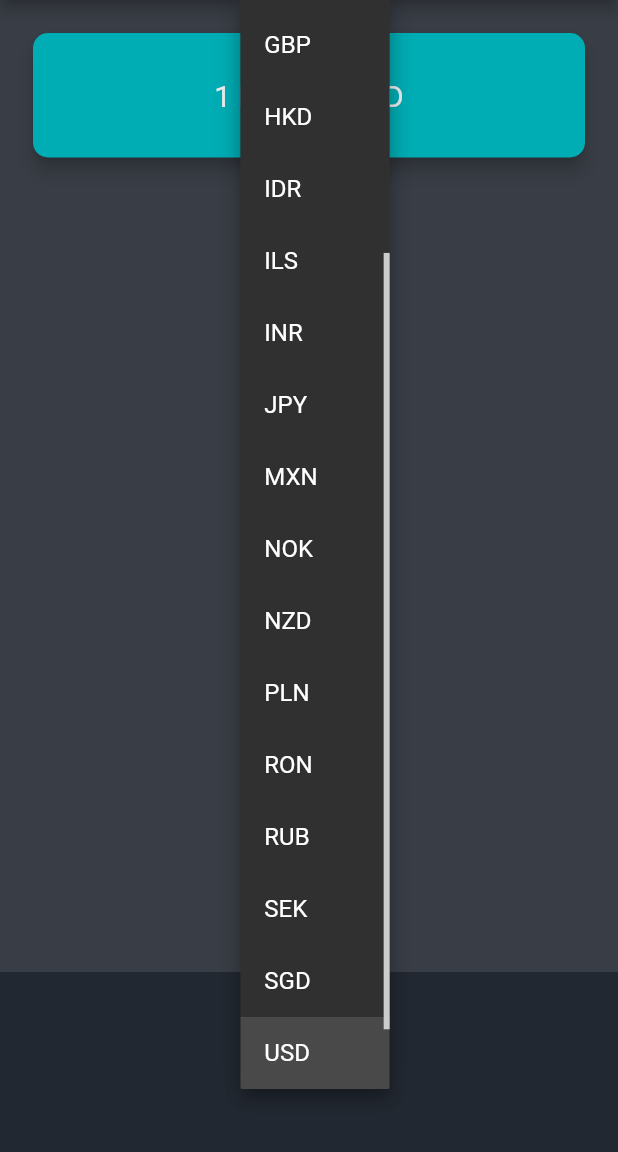
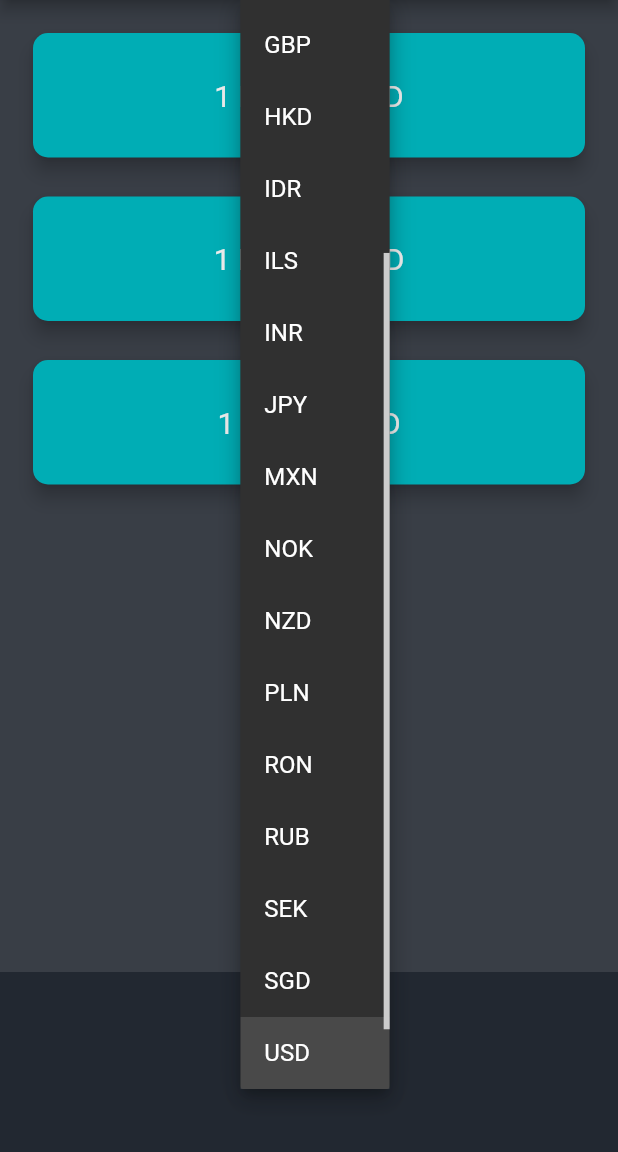
Before and after one commit to blugo1/bitboi, a Flutter app: the screen it shows after launch, after a tap on "USD", on a phone screen of 412 x 824 dp, the part 84-1236 px from its top. Run offline on Flutter 3.47's test engine with Material 2 defaults, Android fonts, the phone set to English and light mode, and no system bars; network calls fail.

Commit message:
Base application complete

```diff
--- /dev/null
+++ b/bitboi/lib/models/coincard.dart
@@ -0,0 +1,40 @@
+import 'package:flutter/material.dart';
+import 'package:bitboi/util/constants.dart';
+
+class CoinCard extends StatelessWidget {
+  const CoinCard({
+    this.value,
+    this.currencySelected,
+    this.currencyType,
+  });
+
+  final String value;
+  final String currencySelected;
+  final String currencyType;
+
+  @override
+  Widget build(BuildContext context){
+    return Padding(
+            padding: EdgeInsets.fromLTRB(18.0, 18.0, 18.0, 0),
+            child: Card(
+              color: Color(0xFF00adb5),
+              elevation: 5.0,
+              shape: RoundedRectangleBorder(
+                borderRadius: BorderRadius.circular(10.0),
+              ),
+              child: Padding(
+                padding: EdgeInsets.symmetric(
+                    vertical: 30.0, horizontal: 28.0), //Card size
+                child: Text(
+                  '1 $currencyType = $value $currencySelected',
+                  textAlign: TextAlign.center,
+                  style: TextStyle(
+                    fontSize: 20.0,
+                    color: offWhite,
+                  ),
+                ),
+              ),
+            ),
+          );
+  }
+}
--- a/bitboi/lib/models/coindata.dart
+++ b/bitboi/lib/models/coindata.dart
@@ -1,38 +1,6 @@
 import 'package:http/http.dart' as http;
 import 'dart:convert';
-
-const List<String> currenciesList = [
-  'AUD',
-  'BRL',
-  'CAD',
-  'CNY',
-  'EUR',
-  'GBP',
-  'HKD',
-  'IDR',
-  'ILS',
-  'INR',
-  'JPY',
-  'MXN',
-  'NOK',
-  'NZD',
-  'PLN',
-  'RON',
-  'RUB',
-  'SEK',
-  'SGD',
-  'USD',
-  'ZAR'
-];
-
-const List<String> coinList = [
-  'BTC',
-  'ETH',
-  'LTC',
-];
-
-const apiURL = 'something.com';
-const apiKEY = 'myKEY';
+import 'package:bitboi/util/constants.dart';
 
 class CoinData {
   Future getCoinData(String userCurrency) async {
@@ -48,7 +16,7 @@ class CoinData {
         //All good, get the price for each coin
         var returnData = jsonDecode(response.body);
         double price = returnData['rate'];
-        coinPrices[coinName] = price.toStringAsFixed(0);
+        coinPrices[coinName] = price.toStringAsFixed(2);
       } else {
         //Fail
         print(response.statusCode);
--- a/bitboi/lib/pages/pricepage.dart
+++ b/bitboi/lib/pages/pricepage.dart
@@ -2,6 +2,7 @@ import 'package:bitboi/util/constants.dart';
 import 'package:flutter/material.dart';
 import 'package:flutter/cupertino.dart';
 import 'package:bitboi/models/coindata.dart';
+import 'package:bitboi/models/coincard.dart';
 import 'dart:io' show Platform;
 
 class PricePage extends StatefulWidget {
@@ -60,6 +61,20 @@ class _PricePageState extends State<PricePage> {
         children: textItems);
   }
 
+  Column cardBuilder(){
+    List<CoinCard> coinCards = [];
+    for(String coinName in coinList){
+      coinCards.add(
+        CoinCard(
+          currencyType: coinName,
+          currencySelected: selectedCurrency,
+          value: isWaiting ? '?' : coinPrices[coinName], //Display price and ? while loading
+        ),
+      );
+    }
+    return Column(crossAxisAlignment: CrossAxisAlignment.stretch, children: coinCards,);
+  }
+
   //Check the platform and return the correct selector UI
   getPicker() {
     if (Platform.isIOS) {
@@ -91,10 +106,6 @@ class _PricePageState extends State<PricePage> {
     getData();
   }
 
-  //TODO: MAKE THE CARDS FOR THE UI
-
-
-
   @override
   Widget build(BuildContext context) {
     return Scaffold(
@@ -105,28 +116,7 @@ class _PricePageState extends State<PricePage> {
         mainAxisAlignment: MainAxisAlignment.spaceBetween,
         crossAxisAlignment: CrossAxisAlignment.stretch,
         children: <Widget>[
-          Padding(
-            padding: EdgeInsets.fromLTRB(18.0, 18.0, 18.0, 0),
-            child: Card(
-              color: Color(0xFF00adb5),
-              elevation: 5.0,
-              shape: RoundedRectangleBorder(
-                borderRadius: BorderRadius.circular(10.0),
-              ),
-              child: Padding(
-                padding: EdgeInsets.symmetric(
-                    vertical: 30.0, horizontal: 28.0), //Card size
-                child: Text(
-                  '1 BTC = ? USD', //Placeholder
-                  textAlign: TextAlign.center,
-                  style: TextStyle(
-                    fontSize: 20.0,
-                    color: offWhite,
-                  ),
-                ),
-              ),
-            ),
-          ),
+          cardBuilder(),
           Container(
             height: 120.0,
             alignment: Alignment.center,
--- a/bitboi/lib/util/constants.dart
+++ b/bitboi/lib/util/constants.dart
@@ -1,7 +1,40 @@
 import 'package:flutter/material.dart';
 
-//Four main colors
+//Four main app colors
 const Color darkGrey = Color(0xFF222831);
 const Color lightGrey = Color(0xFF393e46);
 const Color lightBlue = Color(0xFF00adb5);
 const Color offWhite = Color(0xFFeeeeee);
+
+const List<String> currenciesList = [
+  'AUD',
+  'BRL',
+  'CAD',
+  'CNY',
+  'EUR',
+  'GBP',
+  'HKD',
+  'IDR',
+  'ILS',
+  'INR',
+  'JPY',
+  'MXN',
+  'NOK',
+  'NZD',
+  'PLN',
+  'RON',
+  'RUB',
+  'SEK',
+  'SGD',
+  'USD',
+  'ZAR'
+];
+
+const List<String> coinList = [
+  'BTC',
+  'ETH',
+  'LTC',
+];
+
+const apiURL = 'https://rest.coinapi.io/v1/exchangerate';
+const apiKEY = 'APIKEYHERE';
```
